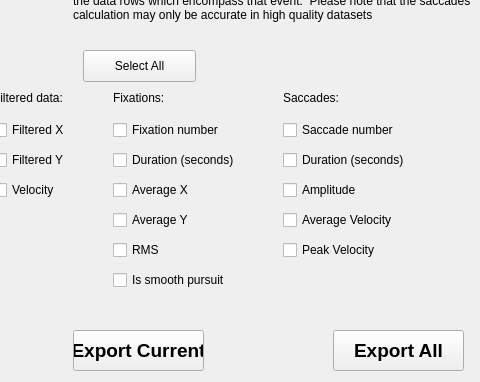
Old version of the form DialogExport.ui in the repository jamesalvarez/grafix-coder; both pictures show x 207 to 687 and y 100 to 482 of the 687 by 482 pixel window.
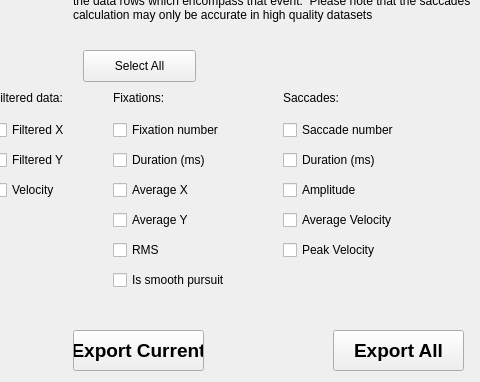
New version of the form.

Commit message: fixed bug with merging fixations / seconds label

What changed in the file:
```diff
--- a/DialogExport.ui
+++ b/DialogExport.ui
@@ -205,7 +205,7 @@
     </rect>
    </property>
    <property name="text">
-    <string>Duration (seconds)</string>
+    <string>Duration (ms)</string>
    </property>
   </widget>
   <widget class="QCheckBox" name="cb_xAverage">
@@ -339,7 +339,7 @@
     </rect>
    </property>
    <property name="text">
-    <string>Duration (seconds)</string>
+    <string>Duration (ms)</string>
    </property>
   </widget>
   <widget class="QCheckBox" name="cb_smoothpursuit">
```
The commit also changes 2 other files.
